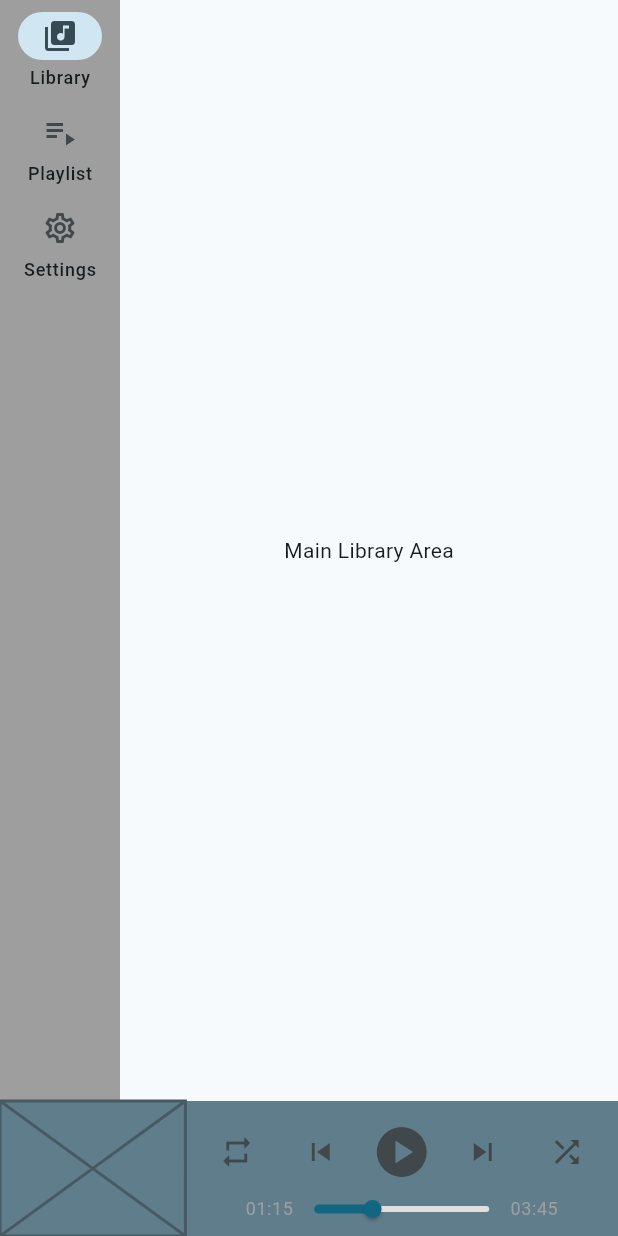
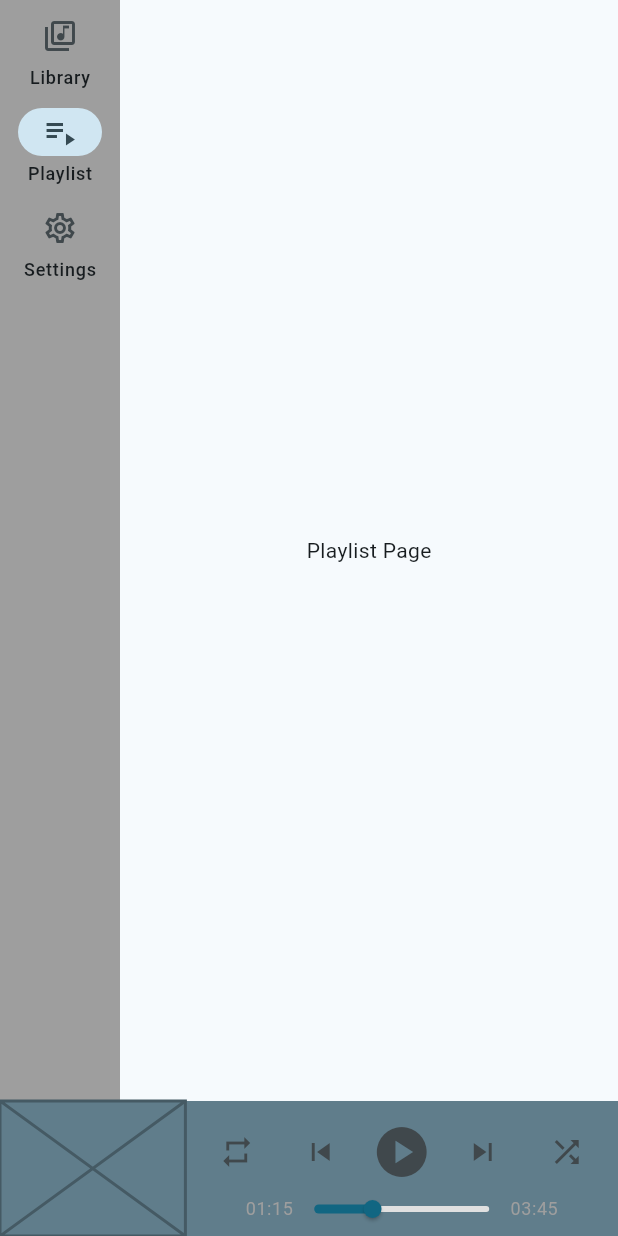
Before and after one commit to jpangestu/nordplayer, a Flutter app: the screen it shows after launch, after a tap on "Playlist", on a phone screen of 412 x 824 dp. Run offline on Flutter 3.47's test engine with Material 3 defaults, Android fonts, the phone set to English and light mode, and no system bars; our stand-ins replace file_picker; missing offline and left inert: window_manager; statements that could not run were skipped.

Commit message:
Add settings, update sidebar.

```diff
--- /dev/null
+++ b/lib/pages/library.dart
@@ -0,0 +1,44 @@
+import 'package:flutter/material.dart';
+
+import 'package:suara/models/song.dart';
+
+class Library extends StatefulWidget {
+  const Library({super.key});
+
+  @override
+  State<Library> createState() => _LibraryState();
+}
+
+class _LibraryState extends State<Library> {
+  List<Song> songs = [
+    Song(
+      title: 'Afterlife',
+      artist: 'Avenged Sevenfold',
+      filePath: '/home/est/Music/Avenged Sevenfold - Afterlife.mp3',
+    ),
+    Song(
+      title: 'Waiting For Love',
+      artist: 'Avicii',
+      filePath: '/home/est/Music/Avicii - Waiting For Love.mp3',
+    ),
+    Song(
+      title: 'Warbringer',
+      artist: 'TheFatRat',
+      filePath: '/home/est/Music/TheFatRat - Warbringer.mp3',
+    ),
+  ];
+
+  @override
+  Widget build(BuildContext context) {
+    return Expanded(
+      child: ListView.builder(
+        itemCount: songs.length,
+        itemBuilder: (context, index) {
+            return ListTile(
+              title: Text(songs[index].title),
+            );
+          },
+      ),
+    );
+  }
+}
--- a/lib/pages/main_page.dart
+++ b/lib/pages/main_page.dart
@@ -1,4 +1,6 @@
 import 'package:flutter/material.dart';
+import 'package:suara/pages/library.dart';
+import 'package:suara/pages/settings_page.dart';
 
 import 'package:suara/widgets/player_bar.dart';
 import 'package:suara/widgets/sidebar.dart';
@@ -11,15 +13,14 @@ class MainPage extends StatefulWidget {
 }
 
 class _MainPageState extends State<MainPage> {
-  // bool wideScreen = false;
+  int _selectedIndex = 0;
+  String? _main_path;
 
-  // @override
-  // void didChangeDependencies() {
-  //   super.didChangeDependencies();
-
-  //   final double width = MediaQuery.of(context).size.width;
-  //   wideScreen = width > 840;
-  // }
+  final List<Widget> _pages = [
+    const Library(),
+    const Center(child: Text("Playlist Page")), // Placeholder for now
+    const SettingsPage(), // Your actual settings page
+  ];
 
   @override
   Widget build(BuildContext context) {
@@ -29,18 +30,20 @@ class _MainPageState extends State<MainPage> {
           Expanded(
             child: Row(
               children: [
-                Sidebar(),
-                // VerticalDivider(thickness: 1,),
+                Sidebar(
+                  selectedIndex: _selectedIndex,
+                  onDestinationSelected: (int index) {
+                    setState(() {
+                      _selectedIndex = index;
+                    });
+                  },
+                ),
                 // Main Content
-                Expanded(
-                  flex: 8,
-                  child: Center(child: Text("Main Library Area")),
-                ),
+                Expanded(child: _pages[_selectedIndex]),
               ],
             ),
           ),
 
-          // Divider(thickness: 1,),
           const PlayerBar(),
         ],
       ),
--- a/lib/widgets/sidebar.dart
+++ b/lib/widgets/sidebar.dart
@@ -1,15 +1,22 @@
 import 'package:flutter/material.dart';
 
 class Sidebar extends StatelessWidget {
-  const Sidebar({super.key});
+  final int selectedIndex;
+  final ValueChanged<int> onDestinationSelected; // The "Callback" function
+
+  const Sidebar({
+    super.key,
+    required this.selectedIndex,
+    required this.onDestinationSelected,
+  });
 
   @override
   Widget build(BuildContext context) {
     return NavigationRail(
-      selectedIndex: 0,
-      // minWidth: 250,
+      selectedIndex: selectedIndex,
       labelType: NavigationRailLabelType.all,
       backgroundColor: Colors.grey,
+      onDestinationSelected: onDestinationSelected,
       destinations: const <NavigationRailDestination>[
         NavigationRailDestination(
           icon: Icon(Icons.library_music_outlined),
--- a/pubspec.yaml
+++ b/pubspec.yaml
@@ -35,6 +35,8 @@ dependencies:
   # Use with the CupertinoIcons class for iOS style icons.
   cupertino_icons: ^1.0.8
   window_manager: ^0.5.1
+  path: ^1.9.1
+  file_picker: ^10.3.8
 
 dev_dependencies:
   flutter_test:
```
Also changed, not shown: lib/models/song.dart (added, +13 -0 lines), lib/pages/settings_page.dart (added, +37 -0 lines), lib/services/audio_file_scanner.dart (added, +8 -0 lines), pubspec.lock, 1 other file.
